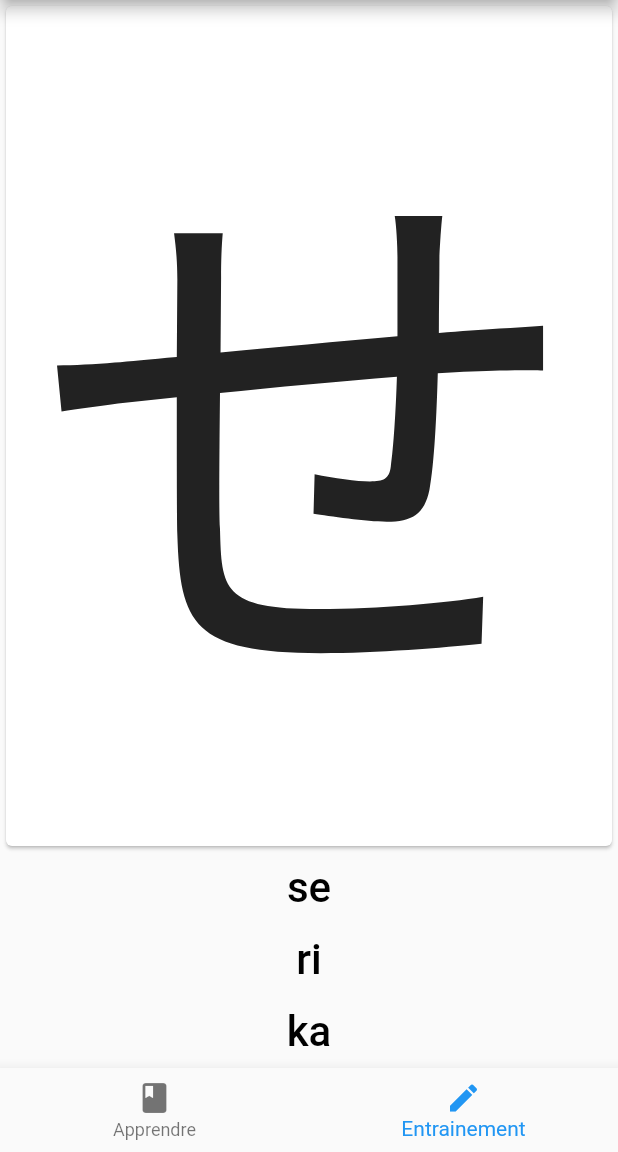
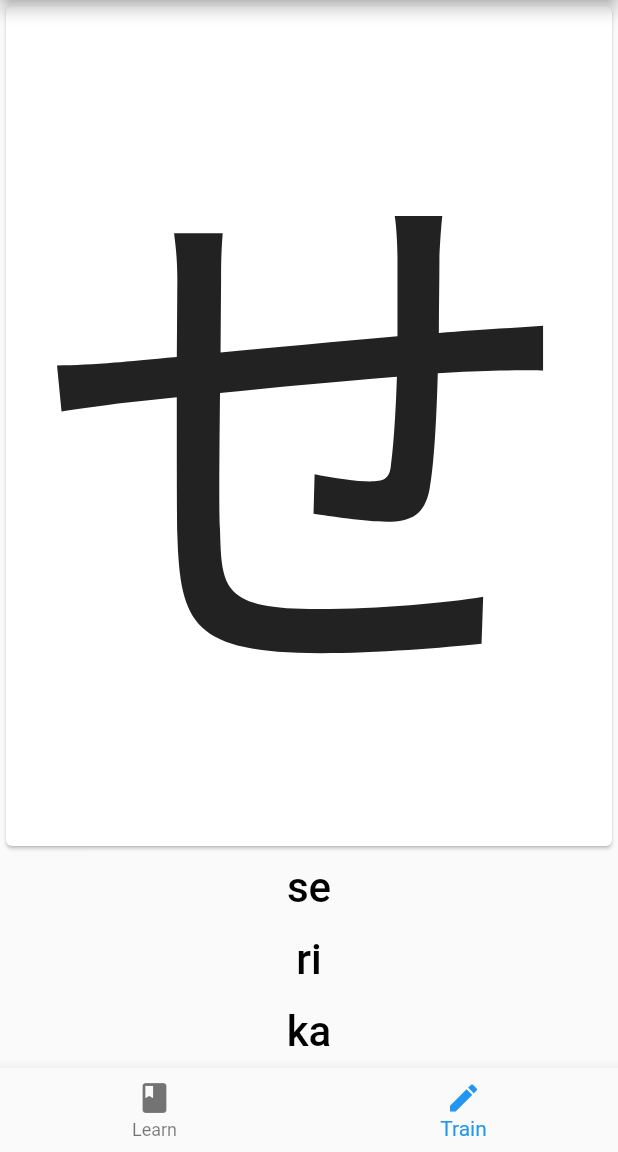
Before and after one commit to jacobramsay/tp3-dart-flutter, a Flutter app: the screen it shows after launch, item 2 of the bottom bar chosen, on a phone screen of 412 x 824 dp, the part 84-1236 px from its top. Run offline on Flutter 3.47's test engine with Material 2 defaults, Android fonts, the phone set to English and light mode, and no system bars.

Commit message:
commit languages

```diff
--- a/lib/app/home/home.dart
+++ b/lib/app/home/home.dart
@@ -5,6 +5,8 @@ import'package:tp3/app/model/cardModel.dart';
 import 'package:tp3/app/gridWidget.dart';
 import 'package:tp3/app/cardWidget.dart';
 import 'package:tp3/app/training/trainingWidget.dart';
+import 'package:tp3/util/strings.dart';
+
 
 class Home extends StatefulWidget {
   @override
@@ -49,11 +51,11 @@ class _HomeState extends State<Home> {
           items: [
             BottomNavigationBarItem(
               icon: Icon(Icons.book),
-              title: Text("Apprendre"),
+              title: Text(strings.learn),
             ),
             BottomNavigationBarItem(
               icon: Icon(Icons.create),
-              title: Text("Entrainement"),
+              title: Text(strings.train),
             )
           ],
         ),
```
